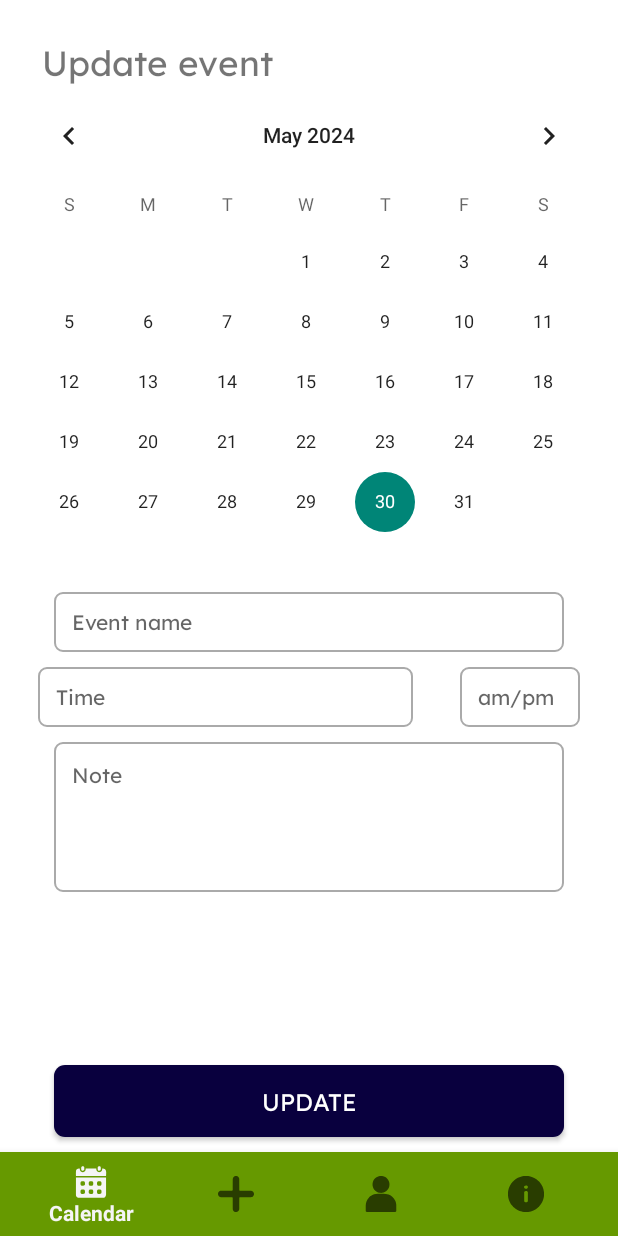
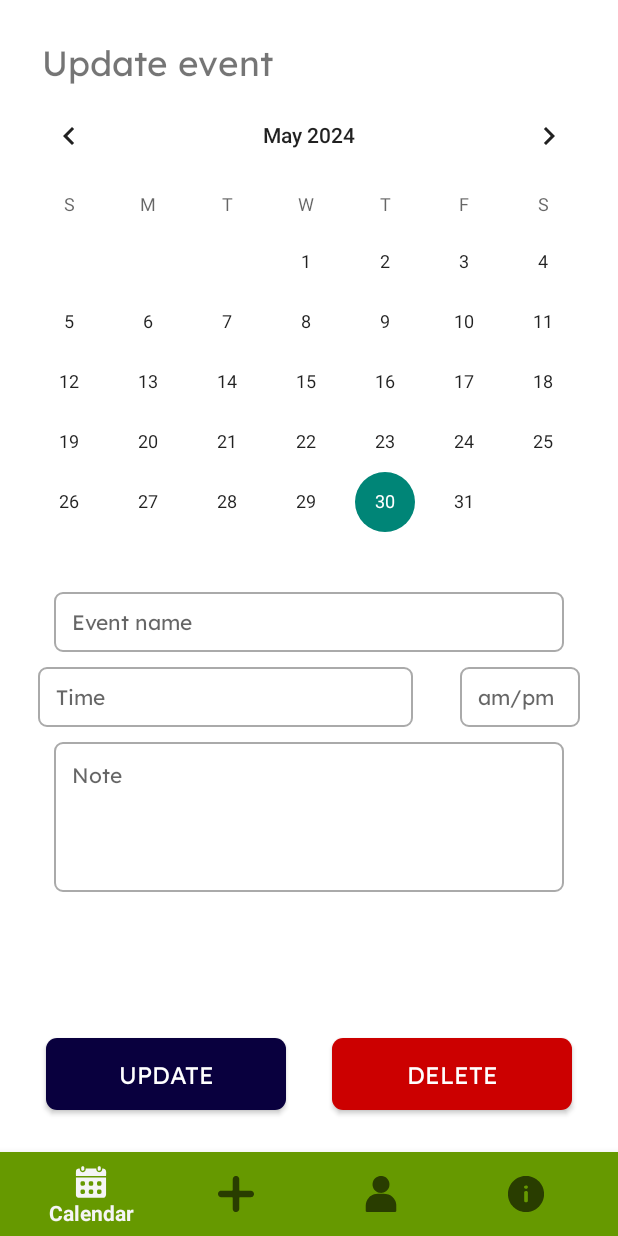
Before and after one commit to finnvirajgithub/My-Calander-App, an Android app: the fragment UpdateFragment placed in its activity, on a phone screen of 412 x 824 dp. Run offline under Robolectric (Android 15) with nearby library versions, the phone set to English and light mode, and no system bars; our stand-ins replace Firebase (no records; nobody signed in at launch, a user with empty details on screens opened directly).

Commit message:
Add delete event feature

```diff
--- a/app/src/main/java/com/example/today/UpdateFragment.java
+++ b/app/src/main/java/com/example/today/UpdateFragment.java
@@ -17,6 +17,7 @@ import android.widget.Toast;
 import com.google.firebase.database.DatabaseReference;
 import com.google.firebase.database.FirebaseDatabase;
 
+import java.util.Calendar;
 import java.util.HashMap;
 
 public class UpdateFragment extends Fragment {
@@ -29,6 +30,7 @@ public class UpdateFragment extends Fragment {
     private CalendarView updateEventCalendar;
     private String stringDateSelected;
     private Button updateButton;
+    private Button deleteButton;
 
     @Override
     public View onCreateView(LayoutInflater inflater, ViewGroup container,
@@ -42,6 +44,15 @@ public class UpdateFragment extends Fragment {
         updateEventNote = view.findViewById(R.id.updatenote);
         updateEventCalendar = view.findViewById(R.id.calendarinupdate);
         updateButton = view.findViewById(R.id.updevent);
+        deleteButton = view.findViewById(R.id.dltevent);
+
+        Calendar today = Calendar.getInstance();
+
+        int year = today.get(Calendar.YEAR);
+        int month = today.get(Calendar.MONTH); // Note: January is 0, December is 11
+        int day = today.get(Calendar.DAY_OF_MONTH);
+
+        stringDateSelected = year + "-" + (month + 1) + "-" + day;
 
         if (getArguments() != null) {
             event = (event_item) getArguments().getSerializable("event");
@@ -91,7 +102,29 @@ public class UpdateFragment extends Fragment {
                             .addOnFailureListener(e -> {
                                 Toast.makeText(getActivity(), "Failed to update event: " + e.getMessage(), Toast.LENGTH_SHORT).show();
                             });
+                    updateEventName.setText("");
+                    updateEventNote.setText("");
+                    updateEventTime.setText("");
+                    updateEventAmPm.setText("");
                 }
+            }
+        });
+        deleteButton.setOnClickListener(new View.OnClickListener() {
+            @Override
+            public void onClick(View v) {
+                DatabaseReference databaseReference = FirebaseDatabase.getInstance().getReference(stringDateSelected);
+                String firebaseKey = event.getFirebaseKey();
+                databaseReference.child(firebaseKey).removeValue()
+                        .addOnSuccessListener(aVoid -> {
+                            Toast.makeText(getActivity(), "Event deleted", Toast.LENGTH_SHORT).show();
+                        })
+                        .addOnFailureListener(e -> {
+                            Toast.makeText(getActivity(), "Failed to delete event: " + e.getMessage(), Toast.LENGTH_SHORT).show();
+                        });
+                updateEventName.setText("");
+                updateEventNote.setText("");
+                updateEventTime.setText("");
+                updateEventAmPm.setText("");
             }
         });
         return view;
--- /dev/null
+++ b/app/src/main/res/drawable/deletebtn.xml
@@ -0,0 +1,7 @@
+<?xml version="1.0" encoding="utf-8"?>
+<shape android:shape="rectangle" xmlns:android="http://schemas.android.com/apk/res/android">
+
+    <solid android:color="#cc0000"/>
+    <corners android:radius="7dp"/>
+
+</shape>
--- a/app/src/main/res/layout/fragment_add.xml
+++ b/app/src/main/res/layout/fragment_add.xml
@@ -106,7 +106,7 @@
         android:id="@+id/saveevent"
         android:layout_width="340dp"
         android:layout_height="wrap_content"
-        android:layout_marginBottom="10dp"
+        android:layout_marginBottom="28dp"
         android:background="@drawable/loginbtn"
         android:fontFamily="@font/lexend"
         android:text="Save"
--- a/app/src/main/res/layout/fragment_update2.xml
+++ b/app/src/main/res/layout/fragment_update2.xml
@@ -103,17 +103,32 @@
 
     <Button
         android:id="@+id/updevent"
-        android:layout_width="340dp"
+        android:layout_width="160dp"
         android:layout_height="wrap_content"
-        android:layout_marginBottom="10dp"
+        android:layout_marginBottom="28dp"
         android:background="@drawable/loginbtn"
         android:fontFamily="@font/lexend"
         android:text="Update"
         android:textColor="@color/white"
         android:textSize="16sp"
         app:layout_constraintBottom_toBottomOf="parent"
-        app:layout_constraintEnd_toEndOf="parent"
+        app:layout_constraintEnd_toStartOf="@+id/dltevent"
         app:layout_constraintHorizontal_bias="0.5"
         app:layout_constraintStart_toStartOf="parent" />
 
+    <Button
+        android:id="@+id/dltevent"
+        android:layout_width="160dp"
+        android:layout_height="wrap_content"
+        android:layout_marginBottom="28dp"
+        android:background="@drawable/deletebtn"
+        android:fontFamily="@font/lexend"
+        android:text="Delete"
+        android:textColor="@color/white"
+        android:textSize="16sp"
+        app:layout_constraintBottom_toBottomOf="parent"
+        app:layout_constraintEnd_toEndOf="parent"
+        app:layout_constraintHorizontal_bias="0.5"
+        app:layout_constraintStart_toEndOf="@+id/updevent" />
+
 </androidx.constraintlayout.widget.ConstraintLayout>
```
